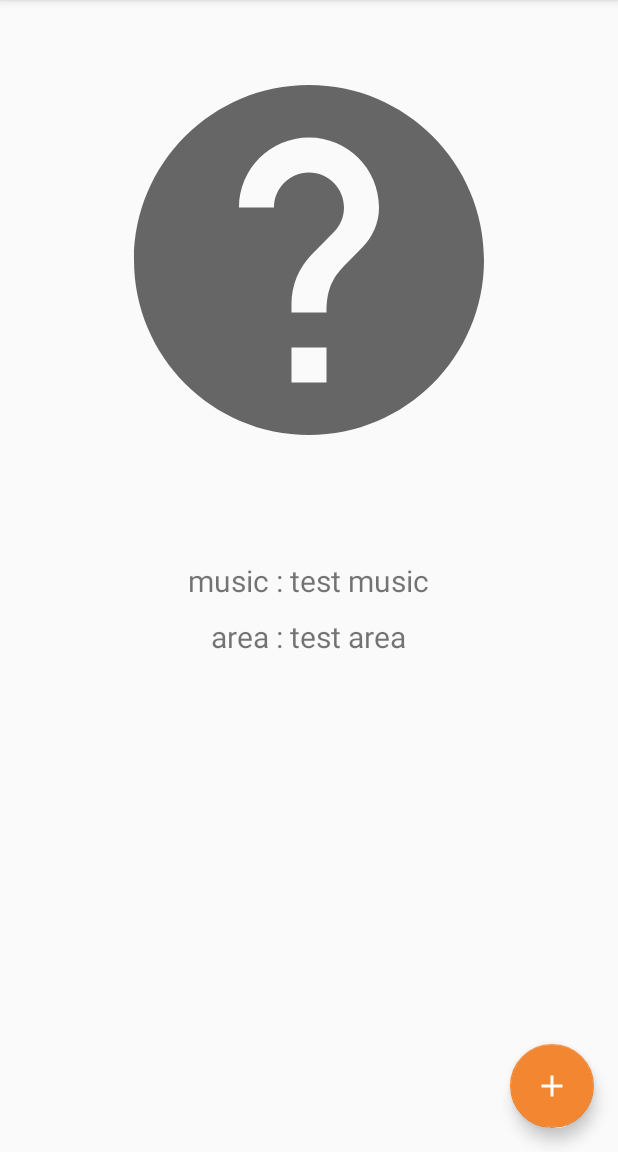
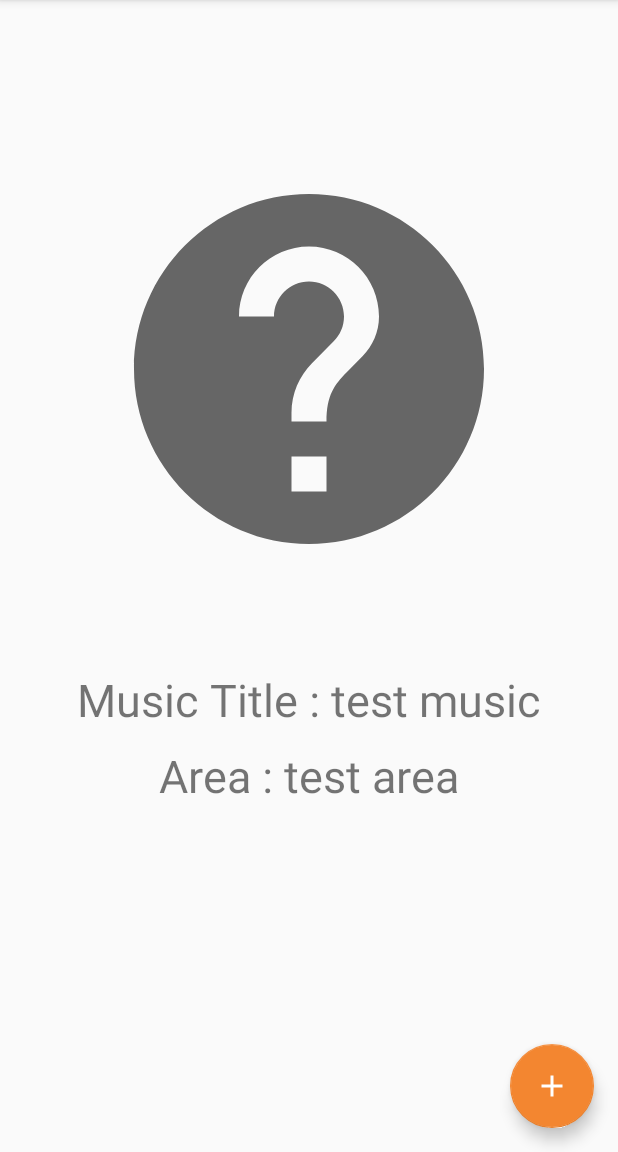
Before and after one commit to kiotaku/balloon_hackday_2016, an Android app: the screen it shows after launch (MainActivity), on a phone screen of 412 x 824 dp, the part 84-1236 px from its top. Run offline under Robolectric (Android 15) with nearby library versions, the phone set to English and light mode, and no system bars; libraries missing offline, so code that uses them is left out: com.beardedhen.androidbootstrap; 1 statement that could not run was skipped.

Commit message:
範囲を150mに修正

```diff
--- a/AutoRingtone/app/src/main/java/kei/balloon/autoringtone/Gps.java
+++ b/AutoRingtone/app/src/main/java/kei/balloon/autoringtone/Gps.java
@@ -12,6 +12,7 @@ import android.os.Bundle;
 import android.provider.Settings;
 import android.support.v4.app.ActivityCompat;
 import android.support.v4.content.ContextCompat;
+import android.widget.Toast;
 
 import com.google.android.gms.maps.model.LatLng;
 
@@ -141,6 +142,11 @@ public class Gps implements LocationListener{
 		date = new SimpleDateFormat(DATE_FORMAT).format(location.getTime());
 		speed = location.getSpeed();
 		rc.setCurrentLocation(latlng, speed); //RingtoneChangerに現在地を設定
+
+		LatLng ll = rc.getPresetByName("秋葉原UDX").getLatLng();
+		float[] distance = new float[1];
+		Location.distanceBetween(ll.latitude, ll.longitude, latlng.latitude, latlng.longitude, distance);
+		//Toast.makeText(context, "dis:"+distance[0], Toast.LENGTH_SHORT).show();
 	}
 
 	@Override
--- a/AutoRingtone/app/src/main/java/kei/balloon/autoringtone/RingtonePreset.java
+++ b/AutoRingtone/app/src/main/java/kei/balloon/autoringtone/RingtonePreset.java
@@ -20,7 +20,7 @@ public class RingtonePreset {
     public static final int HOME = 3;
     public static final int TRAIN = 4;
 
-    public final static float RANGE = 1000;
+    public final static float RANGE = 150;
 
     public RingtonePreset(String n, Uri u, LatLng l, int iconIndex){
         uri = u;
--- a/AutoRingtone/app/src/main/res/layout/activity_main.xml
+++ b/AutoRingtone/app/src/main/res/layout/activity_main.xml
@@ -23,7 +23,7 @@
 
     <RelativeLayout
         android:layout_width="match_parent"
-        android:layout_height="wrap_content"
+        android:layout_height="match_parent"
         android:layout_centerHorizontal="true"
         android:layout_marginTop="60dp"
         android:id="@+id/relativeLayout">
@@ -32,9 +32,15 @@
             android:layout_width="280dp"
             android:layout_height="280dp"
             android:id="@+id/area_icon"
-            android:layout_alignParentTop="true"
             android:layout_centerHorizontal="true"
-            android:layout_marginTop="29dp" />
+            android:layout_above="@+id/dummy"/>
+
+        <LinearLayout
+            android:layout_width="match_parent"
+            android:layout_height="wrap_content"
+            android:layout_centerInParent="true"
+            android:orientation="horizontal"
+            android:id="@+id/dummy"/>
 
         <LinearLayout
             android:layout_width="wrap_content"
@@ -48,12 +54,12 @@
             <TextView
                 android:layout_width="wrap_content"
                 android:layout_height="wrap_content"
-                android:text="music : "
-                android:textSize="20sp"/>
+                android:text="Music Title : "
+                android:textSize="30dp"/>
             <TextView
                 android:layout_width="wrap_content"
                 android:layout_height="wrap_content"
-                android:textSize="20sp"
+                android:textSize="30dp"
                 android:id="@+id/music_status"/>
 
         </LinearLayout>
@@ -70,12 +76,12 @@
             <TextView
                 android:layout_width="wrap_content"
                 android:layout_height="wrap_content"
-                android:text="area : "
-                android:textSize="20sp"/>
+                android:text="Area : "
+                android:textSize="30dp"/>
             <TextView
                 android:layout_width="wrap_content"
                 android:layout_height="wrap_content"
-                android:textSize="20sp"
+                android:textSize="30dp"
                 android:id="@+id/area_status"/>
 
         </LinearLayout>
```
Also changed, not shown: AutoRingtone/app/src/main/java/kei/balloon/autoringtone/RingtoneChanger.java (+19 -4 lines).
